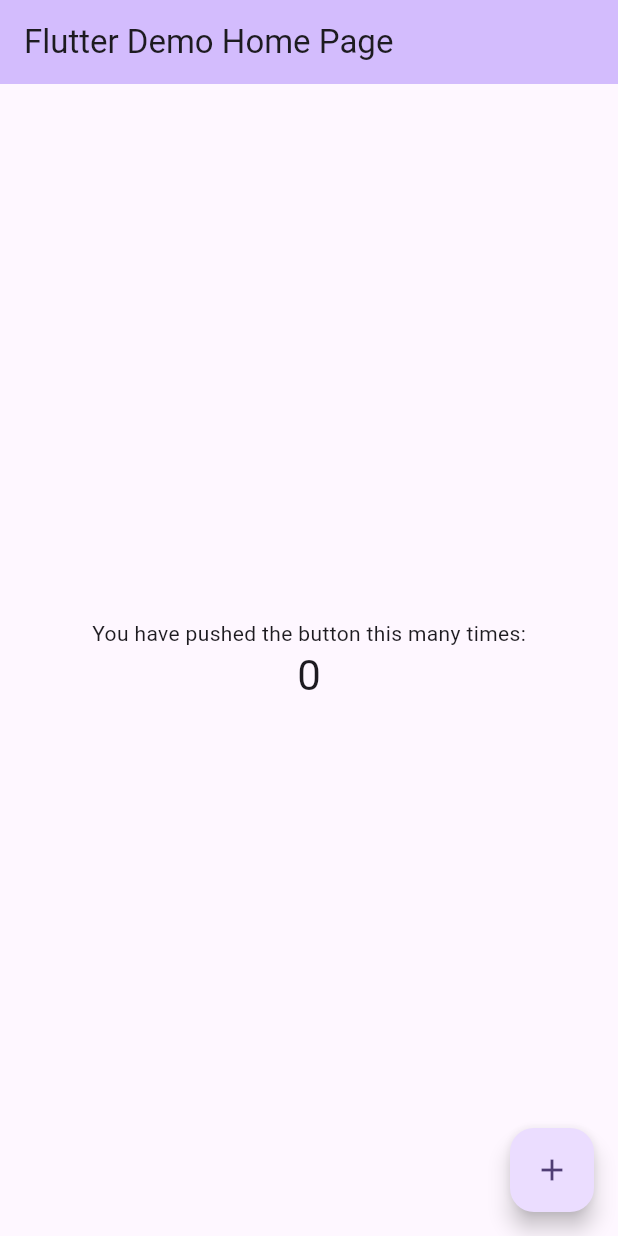
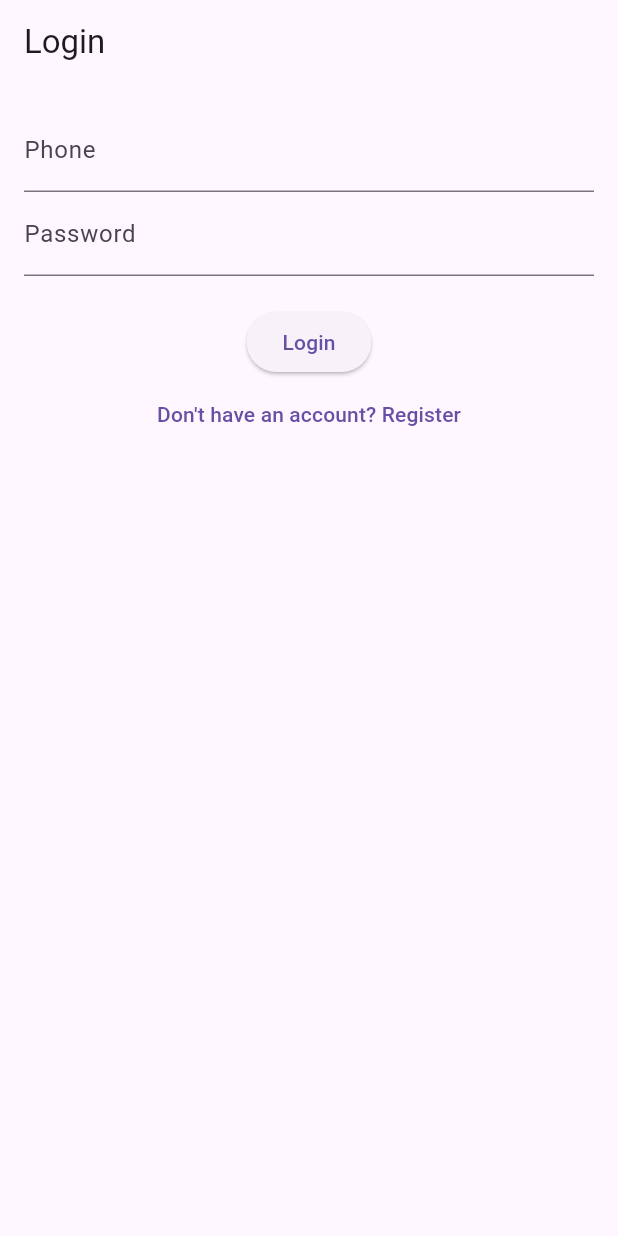
Before and after one commit to rautpranav13/PugSafai, a Flutter app: the screen it shows after launch, on a phone screen of 412 x 824 dp. Run offline on Flutter 3.47's test engine with Material 3 defaults, Android fonts, the phone set to English and light mode, and no system bars; our stand-ins replace geocoding, geolocator, image_picker; accounts and stored records are empty.

Commit message:
auth register ready, api tested.

```diff
--- a/lib/main.dart
+++ b/lib/main.dart
@@ -1,122 +1,42 @@
 import 'package:flutter/material.dart';
+import 'package:provider/provider.dart';
+import 'providers/auth_provider.dart';
+import 'screens/login_screen.dart';
+import 'screens/home_screen.dart';
 
 void main() {
-  runApp(const MyApp());
+  runApp(MyApp());
 }
 
 class MyApp extends StatelessWidget {
   const MyApp({super.key});
 
-  // This widget is the root of your application.
   @override
   Widget build(BuildContext context) {
-    return MaterialApp(
-      title: 'Flutter Demo',
-      theme: ThemeData(
-        // This is the theme of your application.
-        //
-        // TRY THIS: Try running your application with "flutter run". You'll see
-        // the application has a purple toolbar. Then, without quitting the app,
-        // try changing the seedColor in the colorScheme below to Colors.green
-        // and then invoke "hot reload" (save your changes or press the "hot
-        // reload" button in a Flutter-supported IDE, or press "r" if you used
-        // the command line to start the app).
-        //
-        // Notice that the counter didn't reset back to zero; the application
-        // state is not lost during the reload. To reset the state, use hot
-        // restart instead.
-        //
-        // This works for code too, not just values: Most code changes can be
-        // tested with just a hot reload.
-        colorScheme: ColorScheme.fromSeed(seedColor: Colors.deepPurple),
+    return ChangeNotifierProvider(
+      create: (context) => AuthProvider(),
+      child: MaterialApp(
+        title: 'Safai App',
+        theme: ThemeData(
+          primarySwatch: Colors.blue,
+        ),
+        home: AuthWrapper(),
       ),
-      home: const MyHomePage(title: 'Flutter Demo Home Page'),
     );
   }
 }
 
-class MyHomePage extends StatefulWidget {
-  const MyHomePage({super.key, required this.title});
-
-  // This widget is the home page of your application. It is stateful, meaning
-  // that it has a State object (defined below) that contains fields that affect
-  // how it looks.
-
-  // This class is the configuration for the state. It holds the values (in this
-  // case the title) provided by the parent (in this case the App widget) and
-  // used by the build method of the State. Fields in a Widget subclass are
-  // always marked "final".
-
-  final String title;
-
-  @override
-  State<MyHomePage> createState() => _MyHomePageState();
-}
-
-class _MyHomePageState extends State<MyHomePage> {
-  int _counter = 0;
-
-  void _incrementCounter() {
-    setState(() {
-      // This call to setState tells the Flutter framework that something has
-      // changed in this State, which causes it to rerun the build method below
-      // so that the display can reflect the updated values. If we changed
-      // _counter without calling setState(), then the build method would not be
-      // called again, and so nothing would appear to happen.
-      _counter++;
-    });
-  }
-
+class AuthWrapper extends StatelessWidget {
   @override
   Widget build(BuildContext context) {
-    // This method is rerun every time setState is called, for instance as done
-    // by the _incrementCounter method above.
-    //
-    // The Flutter framework has been optimized to make rerunning build methods
-    // fast, so that you can just rebuild anything that needs updating rather
-    // than having to individually change instances of widgets.
-    return Scaffold(
-      appBar: AppBar(
-        // TRY THIS: Try changing the color here to a specific color (to
-        // Colors.amber, perhaps?) and trigger a hot reload to see the AppBar
-        // change color while the other colors stay the same.
-        backgroundColor: Theme.of(context).colorScheme.inversePrimary,
-        // Here we take the value from the MyHomePage object that was created by
-        // the App.build method, and use it to set our appbar title.
-        title: Text(widget.title),
-      ),
-      body: Center(
-        // Center is a layout widget. It takes a single child and positions it
-        // in the middle of the parent.
-        child: Column(
-          // Column is also a layout widget. It takes a list of children and
-          // arranges them vertically. By default, it sizes itself to fit its
-          // children horizontally, and tries to be as tall as its parent.
-          //
-          // Column has various properties to control how it sizes itself and
-          // how it positions its children. Here we use mainAxisAlignment to
-          // center the children vertically; the main axis here is the vertical
-          // axis because Columns are vertical (the cross axis would be
-          // horizontal).
-          //
-          // TRY THIS: Invoke "debug painting" (choose the "Toggle Debug Paint"
-          // action in the IDE, or press "p" in the console), to see the
-          // wireframe for each widget.
-          mainAxisAlignment: MainAxisAlignment.center,
-          children: <Widget>[
-            const Text('You have pushed the button this many times:'),
-            Text(
-              '$_counter',
-              style: Theme.of(context).textTheme.headlineMedium,
-            ),
-          ],
-        ),
-      ),
-      floatingActionButton: FloatingActionButton(
-        onPressed: _incrementCounter,
-        tooltip: 'Increment',
-        child: const Icon(Icons.add),
-      ), // This trailing comma makes auto-formatting nicer for build methods.
+    return Consumer<AuthProvider>(
+      builder: (context, authProvider, child) {
+        if (authProvider.user != null) {
+          return HomeScreen();
+        } else {
+          return LoginScreen();
+        }
+      },
     );
   }
 }
--- /dev/null
+++ b/lib/models/user.dart
@@ -0,0 +1,28 @@
+class User {
+  final String id;
+  final String name;
+  final String email;
+  final String phone;
+  final int age;
+  final String? roleId;
+
+  User({
+    required this.id,
+    required this.name,
+    required this.email,
+    required this.phone,
+    required this.age,
+    this.roleId,
+  });
+
+  factory User.fromJson(Map<String, dynamic> json) {
+    return User(
+      id: json['id'],
+      name: json['name'],
+      email: json['email'],
+      phone: json['phone'],
+      age: json['age'],
+      roleId: json['role_id'],
+    );
+  }
+}
--- /dev/null
+++ b/lib/providers/auth_provider.dart
@@ -0,0 +1,35 @@
+import 'package:flutter/material.dart';
+import '../models/user.dart';
+import '../services/api_services.dart';
+
+class AuthProvider with ChangeNotifier {
+  User? _user;
+
+  User? get user => _user;
+
+  Future<void> register(String name, String email, String phone, String password, int age) async {
+    final response = await ApiService.register(name, email, phone, password, age);
+    print(response);
+    if (response.containsKey('userId')) {
+      // Automatically log in the user after registration
+      await login(phone, password);
+    } else {
+      throw Exception(response['message']);
+    }
+  }
+
+  Future<void> login(String phone, String password) async {
+    final response = await ApiService.login(phone, password);
+    if (response.containsKey('user')) {
+      _user = User.fromJson(response['user']);
+      notifyListeners();
+    } else {
+      throw Exception(response['message']);
+    }
+  }
+
+  void logout() {
+    _user = null;
+    notifyListeners();
+  }
+}
--- /dev/null
+++ b/lib/screens/login_screen.dart
@@ -0,0 +1,66 @@
+import 'package:flutter/material.dart';
+import 'package:provider/provider.dart';
+import '../providers/auth_provider.dart';
+import 'register_screen.dart';
+
+class LoginScreen extends StatefulWidget {
+  @override
+  _LoginScreenState createState() => _LoginScreenState();
+}
+
+class _LoginScreenState extends State<LoginScreen> {
+  final _formKey = GlobalKey<FormState>();
+  String _phone = '';
+  String _password = '';
+
+  void _login() async {
+    if (_formKey.currentState!.validate()) {
+      _formKey.currentState!.save();
+      try {
+        await Provider.of<AuthProvider>(context, listen: false).login(_phone, _password);
+      } catch (e) {
+        ScaffoldMessenger.of(context).showSnackBar(SnackBar(content: Text(e.toString())));
+      }
+    }
+  }
+
+  @override
+  Widget build(BuildContext context) {
+    return Scaffold(
+      appBar: AppBar(title: Text('Login')),
+      body: Padding(
+        padding: const EdgeInsets.all(16.0),
+        child: Form(
+          key: _formKey,
+          child: Column(
+            children: [
+              TextFormField(
+                decoration: InputDecoration(labelText: 'Phone'),
+                keyboardType: TextInputType.phone,
+                validator: (value) => value!.isEmpty ? 'Please enter your phone number' : null,
+                onSaved: (value) => _phone = value!,
+              ),
+              TextFormField(
+                decoration: InputDecoration(labelText: 'Password'),
+                obscureText: true,
+                validator: (value) => value!.isEmpty ? 'Please enter your password' : null,
+                onSaved: (value) => _password = value!,
+              ),
+              SizedBox(height: 20),
+              ElevatedButton(
+                onPressed: _login,
+                child: Text('Login'),
+              ),
+              TextButton(
+                onPressed: () {
+                  Navigator.of(context).push(MaterialPageRoute(builder: (context) => RegisterScreen()));
+                },
+                child: Text('Don\'t have an account? Register'),
+              ),
+            ],
+          ),
+        ),
+      ),
+    );
+  }
+}
--- /dev/null
+++ b/lib/screens/register_screen.dart
@@ -0,0 +1,79 @@
+import 'package:flutter/material.dart';
+import 'package:provider/provider.dart';
+import '../providers/auth_provider.dart';
+
+class RegisterScreen extends StatefulWidget {
+  @override
+  _RegisterScreenState createState() => _RegisterScreenState();
+}
+
+class _RegisterScreenState extends State<RegisterScreen> {
+  final _formKey = GlobalKey<FormState>();
+  String _name = '';
+  String _email = '';
+  String _phone = '';
+  String _password = '';
+  int _age = 0;
+
+  void _register() async {
+    if (_formKey.currentState!.validate()) {
+      _formKey.currentState!.save();
+      print("$_name, $_email, $_phone, $_password, $_age");
+      try {
+        await Provider.of<AuthProvider>(context, listen: false).register(_name, _email, _phone, _password, _age);
+        Navigator.of(context).pop();
+      } catch (e) {
+        ScaffoldMessenger.of(context).showSnackBar(SnackBar(content: Text(e.toString())));
+      }
+    }
+  }
+
+  @override
+  Widget build(BuildContext context) {
+    return Scaffold(
+      appBar: AppBar(title: Text('Register')),
+      body: Padding(
+        padding: const EdgeInsets.all(16.0),
+        child: Form(
+          key: _formKey,
+          child: Column(
+            children: [
+              TextFormField(
+                decoration: InputDecoration(labelText: 'Name'),
+                validator: (value) => value!.isEmpty ? 'Please enter your name' : null,
+                onSaved: (value) => _name = value!,
+              ),
+              TextFormField(
+                decoration: InputDecoration(labelText: 'Email'),
+                validator: (value) => value!.isEmpty ? 'Please enter your email' : null,
+                onSaved: (value) => _email = value!,
+              ),
+              TextFormField(
+                decoration: InputDecoration(labelText: 'Phone'),
+                validator: (value) => value!.isEmpty ? 'Please enter your phone number' : null,
+                onSaved: (value) => _phone = value!,
+              ),
+              TextFormField(
+                decoration: InputDecoration(labelText: 'Password'),
+                obscureText: true,
+                validator: (value) => value!.isEmpty ? 'Please enter your password' : null,
+                onSaved: (value) => _password = value!,
+              ),
+              TextFormField(
+                decoration: InputDecoration(labelText: 'Age'),
+                keyboardType: TextInputType.number,
+                validator: (value) => value!.isEmpty ? 'Please enter your age' : null,
+                onSaved: (value) => _age = int.parse(value!),
+              ),
+              SizedBox(height: 20),
+              ElevatedButton(
+                onPressed: _register,
+                child: Text('Register'),
+              ),
+            ],
+          ),
+        ),
+      ),
+    );
+  }
+}
```
Also changed, not shown: lib/models/checklist_item.dart (added, +45 -0 lines), lib/models/cleaner_review.dart (added, +89 -0 lines), lib/models/cleaning_task.dart (added, +86 -0 lines), lib/models/location.dart (added, +52 -0 lines), lib/utils/media_location_helper.dart (added, +84 -0 lines), pubspec.yaml (+8 -0 lines), lib/providers/task_provider.dart (added), lib/screens/complete_task_screen.dart (added), lib/screens/dashboard_screen.dart (added), lib/screens/review_screen.dart (added), lib/screens/start_task_screen.dart (added), pubspec.lock, 17 other files.
